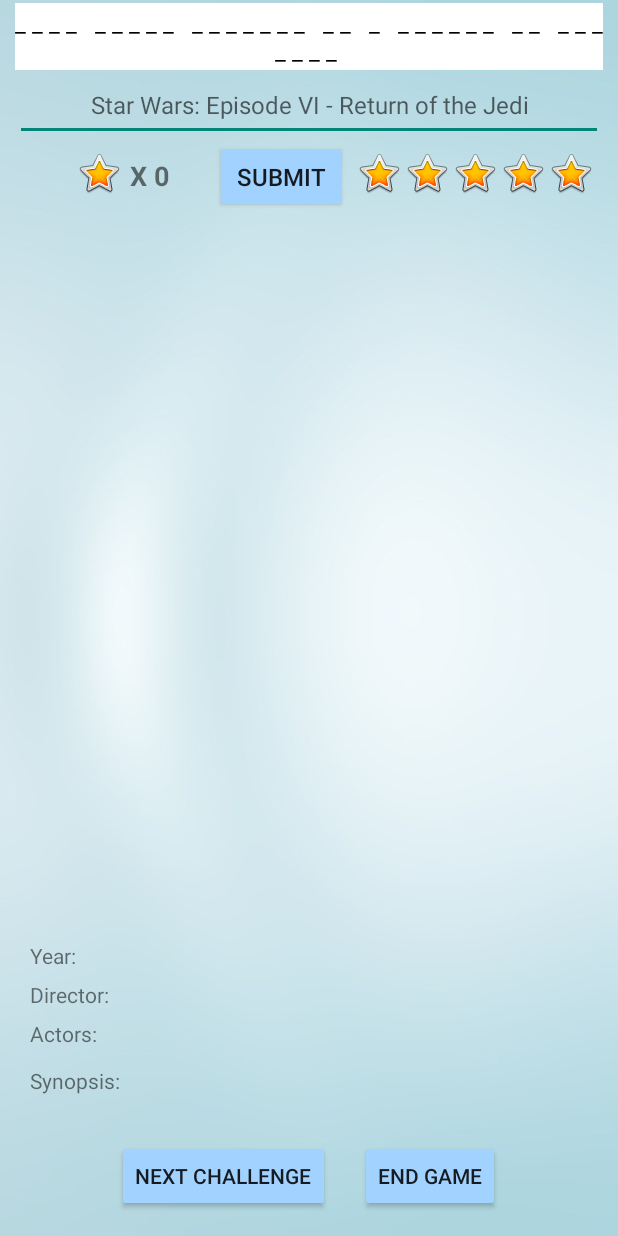
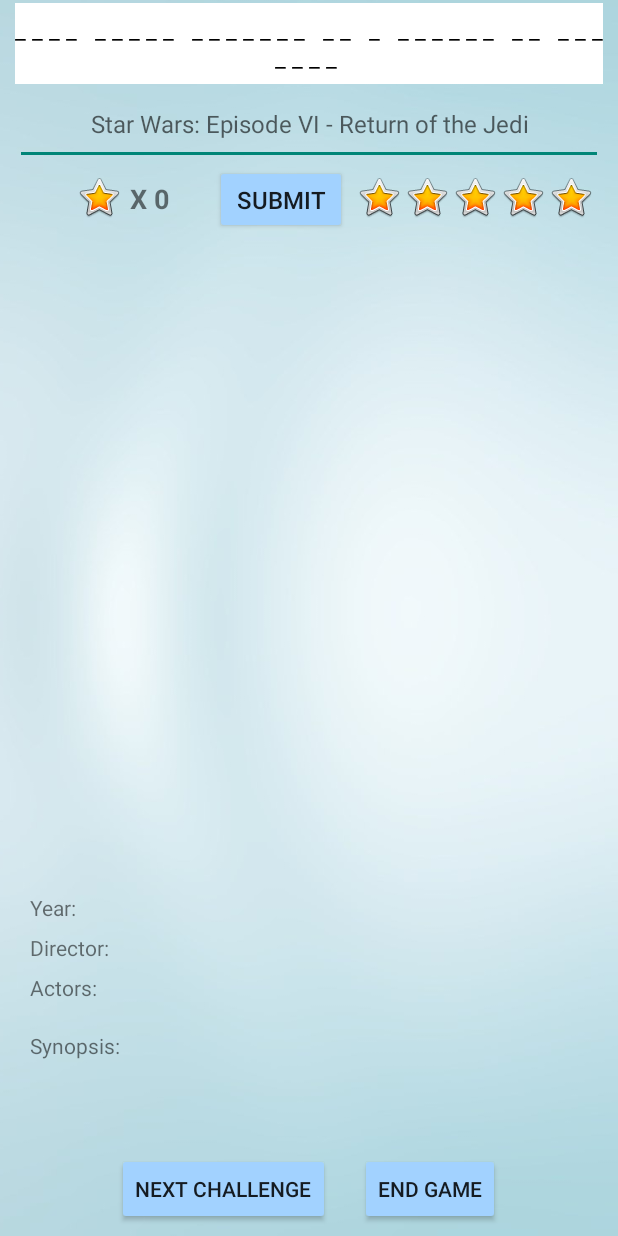
Before and after one commit to icecube127/GuessTheMovie, an Android app: the Game screen opened directly, with no data from a screen before it, on a phone screen of 412 x 824 dp. Run offline under Robolectric (Android 15) with nearby library versions, the phone set to English and light mode, and no system bars; our stand-ins replace Firebase (no records; nobody signed in at launch, a user with empty details on screens opened directly); network calls fail; 1 statement that could not run was skipped.

Commit message:
fixed game screen layout.

```diff
--- a/app/src/main/res/layout/game_main.xml
+++ b/app/src/main/res/layout/game_main.xml
@@ -11,8 +11,8 @@
     <TextView
         android:id="@+id/titleHint"
         android:layout_width="match_parent"
-        android:layout_height="40dp"
-        android:layout_weight="0.5"
+        android:layout_height="0dp"
+        android:layout_weight="2"
         android:layout_marginTop="2dp"
         android:layout_marginStart="10dp"
         android:layout_marginEnd="10dp"
@@ -22,21 +22,23 @@
 
     <EditText
         android:layout_width="match_parent"
-        android:layout_height="wrap_content"
+        android:layout_height="0dp"
         android:id="@+id/userInput"
         android:layout_marginStart="10dp"
         android:layout_marginEnd="10dp"
         android:textSize="16sp"
-        android:layout_weight="0.5"
+        android:layout_weight="2"
         android:gravity="center"
+        android:maxLines="1"
         />
     <LinearLayout
         android:layout_width="match_parent"
-        android:layout_height="wrap_content"
+        android:layout_height="0dp"
         android:orientation="horizontal"
         android:layout_marginStart="5dp"
         android:layout_marginEnd="5dp"
         android:gravity="right"
+        android:layout_weight="1.7"
         >
         <ImageView
             android:layout_width="wrap_content"
@@ -93,18 +95,18 @@
 
     <ImageView
         android:layout_width="wrap_content"
-        android:layout_height="300dp"
+        android:layout_height="0dp"
         android:id="@+id/moviePoster"
-        android:layout_weight="18"
+        android:layout_weight="16"
         android:layout_marginTop="3dp"
         android:layout_marginBottom="3dp"
         />
 
     <LinearLayout
         android:layout_width="wrap_content"
-        android:layout_height="wrap_content"
+        android:layout_height="0dp"
         android:orientation="horizontal"
-        android:layout_weight="0.5"
+        android:layout_weight="1"
         android:layout_gravity="left"
         android:paddingBottom="2dp">
         <TextView
@@ -125,9 +127,9 @@
     </LinearLayout>
     <LinearLayout
         android:layout_width="wrap_content"
-        android:layout_height="wrap_content"
+        android:layout_height="0dp"
         android:orientation="horizontal"
-        android:layout_weight="0.5"
+        android:layout_weight="1"
         android:layout_gravity="left"
         android:paddingBottom="2dp">
         <TextView
@@ -148,9 +150,9 @@
     </LinearLayout>
     <LinearLayout
         android:layout_width="wrap_content"
-        android:layout_height="wrap_content"
+        android:layout_height="0dp"
         android:orientation="horizontal"
-        android:layout_weight="1"
+        android:layout_weight="1.35"
         android:layout_gravity="left"
         android:layout_marginBottom="2dp">
         <TextView
@@ -172,7 +174,7 @@
     </LinearLayout>
     <LinearLayout
         android:layout_width="wrap_content"
-        android:layout_height="wrap_content"
+        android:layout_height="0dp"
         android:orientation="horizontal"
         android:layout_weight="3"
         android:layout_gravity="left"
@@ -189,17 +191,18 @@
             android:layout_width="wrap_content"
             android:layout_height="wrap_content"
             android:id="@+id/synopsisHint"
-            android:text=""
+            android:maxLines="4"
             android:scrollbars="vertical"
             android:textSize="14sp"
+
             />
     </LinearLayout>
 
     <LinearLayout
         android:layout_width="wrap_content"
-        android:layout_height="wrap_content"
+        android:layout_height="0dp"
         android:orientation="horizontal"
-        android:layout_weight="1"
+        android:layout_weight="2"
         android:layout_gravity="center_horizontal"
         android:paddingBottom="5dp">
         <Button
```
